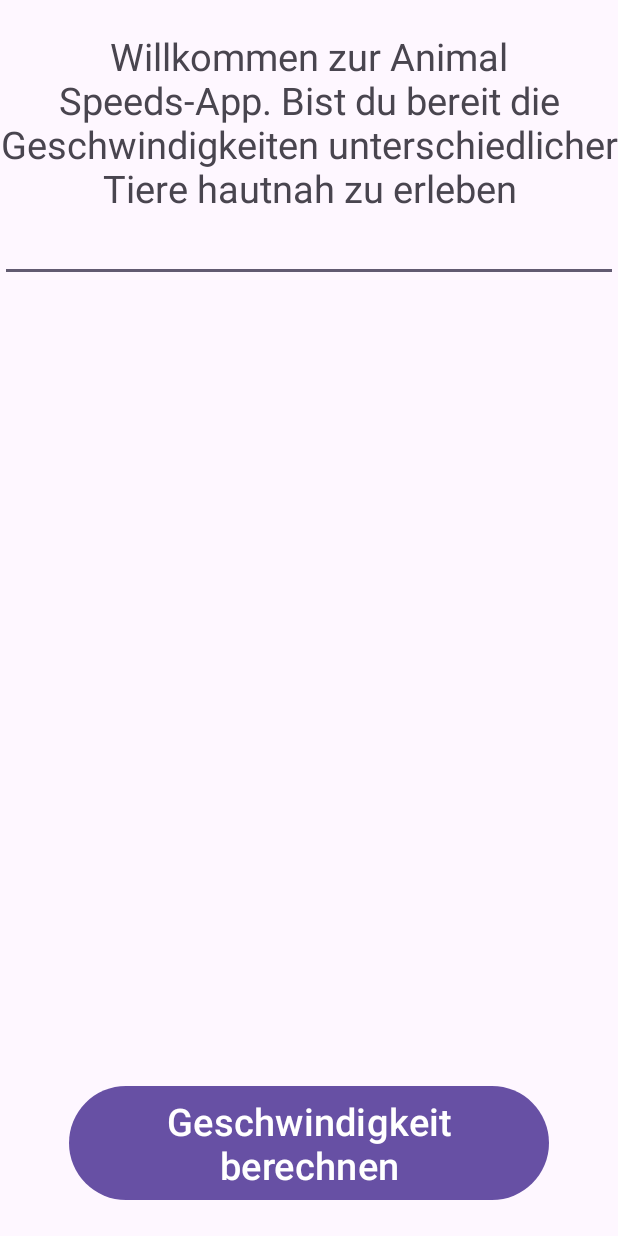
After one commit to Robin1305/wi22p1-wi22p1-9, an Android app: the fragment WelcomeFragment shown on its own in the app's theme, on a phone screen of 412 x 824 dp. The commit adds this screen. Run offline under Robolectric (Android 15) with nearby library versions, the light colour scheme and no system bars; our stand-ins replace data binding.

Commit message:
Added WelcomeFragment

```diff
--- a/app/build.gradle.kts
+++ b/app/build.gradle.kts
@@ -2,7 +2,7 @@ plugins {
     id("com.android.application")
     id("org.jetbrains.kotlin.android")
 }
-
+val navigationVersion = "2.7.3"
 android {
     namespace = "de.gruppe9.dasgroetierrennen"
     compileSdk = 34
@@ -33,15 +33,25 @@ android {
     kotlinOptions {
         jvmTarget = "1.8"
     }
+    buildFeatures {
+        dataBinding = true
+    }
 }
 
 dependencies {
 
+
+
     implementation("androidx.core:core-ktx:1.9.0")
     implementation("androidx.appcompat:appcompat:1.6.1")
-    implementation("com.google.android.material:material:1.10.0")
+    implementation("com.google.android.material:material:1.9.0")
     implementation("androidx.constraintlayout:constraintlayout:2.1.4")
+
     testImplementation("junit:junit:4.13.2")
     androidTestImplementation("androidx.test.ext:junit:1.1.5")
     androidTestImplementation("androidx.test.espresso:espresso-core:3.5.1")
+    testImplementation("org.mockito.kotlin:mockito-kotlin:5.1.0")
+
+    implementation("androidx.navigation:navigation-fragment-ktx:$navigationVersion")
+    implementation("androidx.navigation:navigation-ui-ktx:$navigationVersion")
 }
--- /dev/null
+++ b/app/src/main/java/de/gruppe9/dasgroetierrennen/WelcomeFragment.kt
@@ -0,0 +1,59 @@
+package de.gruppe9.dasgroetierrennen
+
+import android.os.Bundle
+import androidx.fragment.app.Fragment
+import android.view.LayoutInflater
+import android.view.View
+import android.view.ViewGroup
+
+// TODO: Rename parameter arguments, choose names that match
+// the fragment initialization parameters, e.g. ARG_ITEM_NUMBER
+private const val ARG_PARAM1 = "param1"
+private const val ARG_PARAM2 = "param2"
+
+/**
+ * A simple [Fragment] subclass.
+ * Use the [WelcomeFragment.newInstance] factory method to
+ * create an instance of this fragment.
+ */
+class WelcomeFragment : Fragment() {
+    // TODO: Rename and change types of parameters
+    private var param1: String? = null
+    private var param2: String? = null
+
+    override fun onCreate(savedInstanceState: Bundle?) {
+        super.onCreate(savedInstanceState)
+        arguments?.let {
+            param1 = it.getString(ARG_PARAM1)
+            param2 = it.getString(ARG_PARAM2)
+        }
+    }
+
+    override fun onCreateView(
+        inflater: LayoutInflater, container: ViewGroup?,
+        savedInstanceState: Bundle?
+    ): View? {
+        // Inflate the layout for this fragment
+        return inflater.inflate(R.layout.fragment_welcome, container, false)
+    }
+
+    companion object {
+        /**
+         * Use this factory method to create a new instance of
+         * this fragment using the provided parameters.
+         *
+         * @param param1 Parameter 1.
+         * @param param2 Parameter 2.
+         * @return A new instance of fragment WelcomeFragment.
+         */
+        // TODO: Rename and change types and number of parameters
+        @JvmStatic
+        fun newInstance(param1: String, param2: String) =
+            WelcomeFragment().apply {
+                arguments = Bundle().apply {
+                    putString(ARG_PARAM1, param1)
+                    putString(ARG_PARAM2, param2)
+                }
+            }
+    }
+}
--- /dev/null
+++ b/app/src/main/res/layout/fragment_welcome.xml
@@ -0,0 +1,37 @@
+<layout xmlns:android="http://schemas.android.com/apk/res/android"
+    xmlns:app="http://schemas.android.com/apk/res-auto"
+    xmlns:tools="http://schemas.android.com/tools"
+    tools:context=".WelcomeFragment">
+    <LinearLayout
+        android:layout_width="match_parent"
+        android:layout_height="match_parent"
+        android:gravity="center"
+        android:orientation="vertical">
+        <TextView
+            android:layout_width="wrap_content"
+            android:layout_height="wrap_content"
+            android:layout_marginTop="20dp"
+            android:text="@string/welcomeToAnimalSpeeds"
+            android:textAlignment="center"
+            android:textSize="25sp" />
+
+        <EditText
+            android:id="@+id/editTextNumber3"
+            android:layout_width="match_parent"
+            android:layout_height="wrap_content"
+            android:ems="10"
+            android:inputType="number" />
+
+        <Space
+            android:layout_width="match_parent"
+            android:layout_height="0dp"
+            android:layout_weight="1" />
+        <Button
+            android:id="@+id/startQuizButton"
+            android:layout_width="wrap_content"
+            android:layout_height="wrap_content"
+            android:text="@string/startSpeedCalculation"
+            android:textSize="25sp"
+            android:layout_marginBottom="20sp"/>
+    </LinearLayout>
+</layout>
--- a/app/src/main/res/values/strings.xml
+++ b/app/src/main/res/values/strings.xml
@@ -1,3 +1,8 @@
 <resources>
-    <string name="app_name">DasGroßeTierrennen</string>
+    <string name="app_name">Animal Speeds</string>
+    <!-- TODO: Remove or change this placeholder text -->
+    <string name="hello_blank_fragment">Hello blank fragment</string>
+    <string name="welcomeToAnimalSpeeds">Willkommen zur Animal Speeds-App. Bist du bereit die Geschwindigkeiten unterschiedlicher Tiere hautnah zu erleben</string>
+    <string name="startSpeedCalculation">Geschwindigkeit berechnen</string>
+
 </resources>
```
Also changed, not shown: app/src/main/res/layout/activity_main.xml (line endings or trailing spaces).
